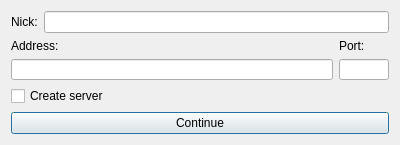
Above: forms/mode_chooser.ui from Hadenir/hadcom before the change. Below: the same form after it.
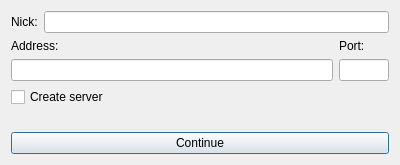
That is the form after the change.

What changed in the file:
```diff
--- a/forms/mode_chooser.ui
+++ b/forms/mode_chooser.ui
@@ -10,19 +10,13 @@
     <x>0</x>
     <y>0</y>
     <width>400</width>
-    <height>145</height>
+    <height>165</height>
    </rect>
   </property>
   <property name="minimumSize">
    <size>
     <width>400</width>
-    <height>145</height>
-   </size>
-  </property>
-  <property name="maximumSize">
-   <size>
-    <width>16777215</width>
-    <height>145</height>
+    <height>165</height>
    </size>
   </property>
   <property name="windowTitle">
```
